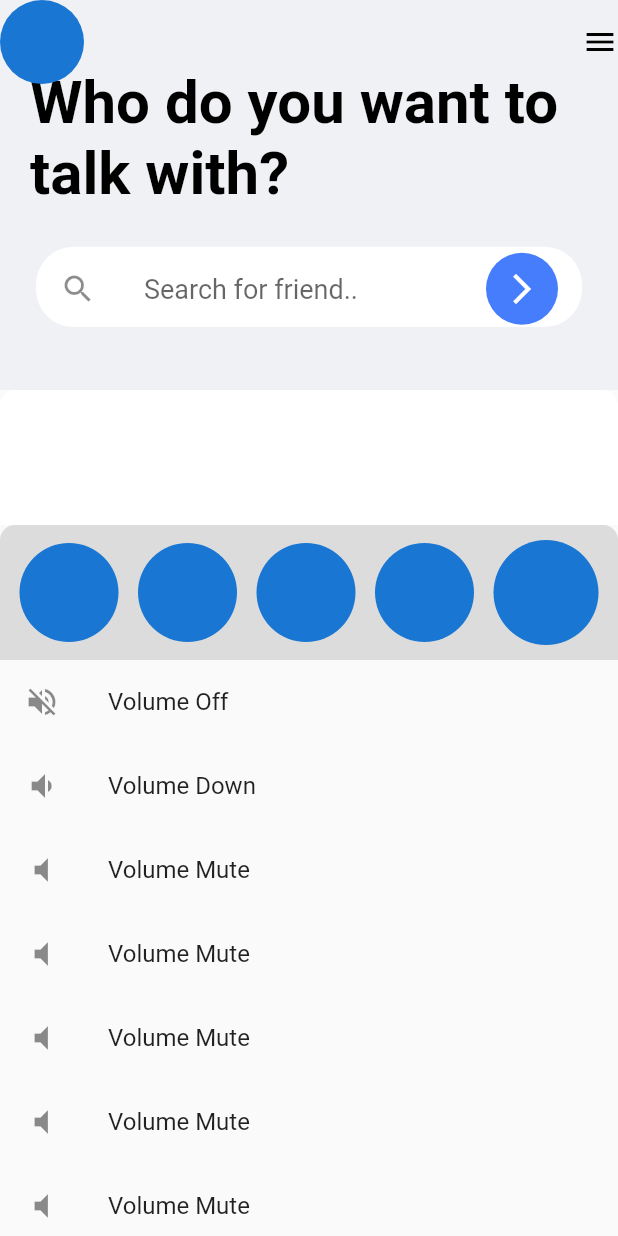
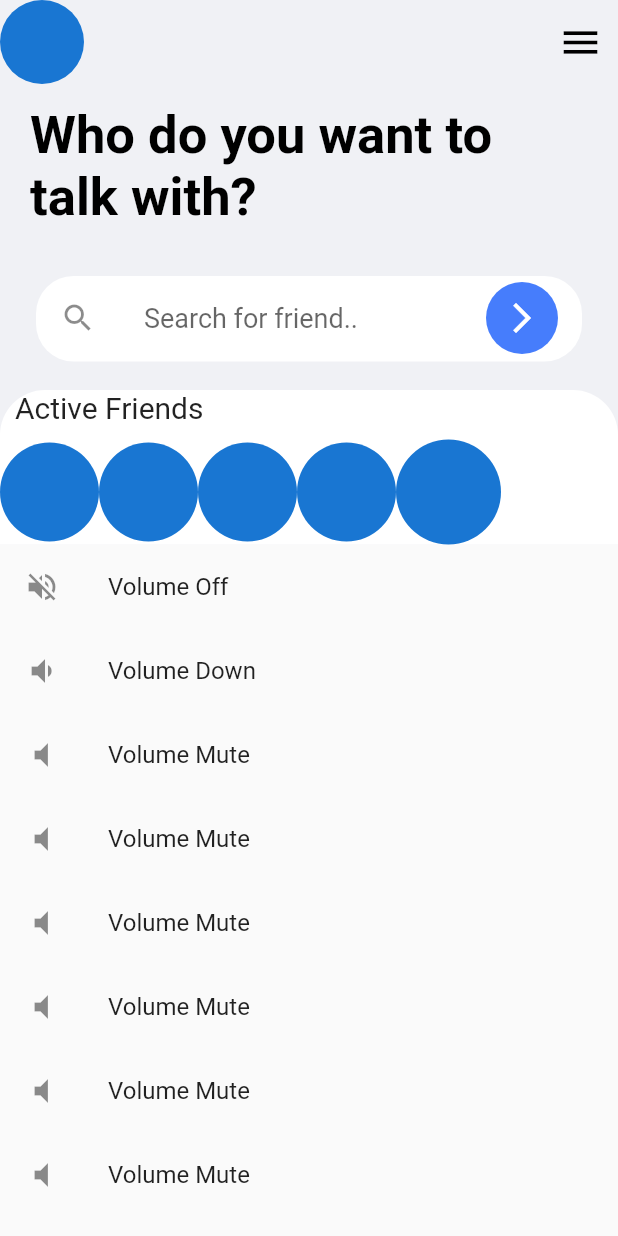
Before and after one commit to Harishwarrior/chat_app, a Flutter app: the screen it shows after launch, on a phone screen of 412 x 824 dp. Run offline on Flutter 3.47's test engine with Material 2 defaults, Android fonts, the phone set to English and light mode, and no system bars.

Commit message:
added container for rounded edges

```diff
--- a/lib/home_view.dart
+++ b/lib/home_view.dart
@@ -19,16 +19,20 @@ class _HomePageState extends State<HomePage> {
               ),
               actions: [
                 Icon(
-                  Icons.menu,
+                  Icons.menu_outlined,
                   color: Colors.black,
+                  size: 30.0,
                 ),
+                SizedBox(
+                  width: 10.0,
+                )
               ],
               floating: true,
               flexibleSpace: PreferredSize(
                 preferredSize: Size.fromHeight(50.0),
                 child: Padding(
                   padding: const EdgeInsets.only(
-                      left: 20.0, right: 20.0, top: 45.0, bottom: 20.0),
+                      left: 20.0, right: 20.0, top: 70.0, bottom: 0.0),
                   child: Column(
                     mainAxisAlignment: MainAxisAlignment.spaceEvenly,
                     children: [
@@ -38,14 +42,14 @@ class _HomePageState extends State<HomePage> {
                           style: TextStyle(
                             color: Colors.black,
                             fontWeight: FontWeight.w700,
-                            fontSize: 40.0,
+                            fontSize: 35.0,
                           ),
                         ),
                       ),
                       Expanded(
                         child: Padding(
                           padding: const EdgeInsets.symmetric(
-                              vertical: 18.0, horizontal: 0.0),
+                              vertical: 15.0, horizontal: 0.0),
                           child: Card(
                             shape: RoundedRectangleBorder(
                               borderRadius: BorderRadius.circular(25.0),
@@ -89,25 +93,33 @@ class _HomePageState extends State<HomePage> {
               backgroundColor: const Color(0xfff0f1f5),
               expandedHeight: 260.0,
             ),
-            SliverList(
+            Container(
+              child: SliverList(
                 delegate: SliverChildListDelegate([
                   Container(
-                  height: 90.0,
+                    decoration: BoxDecoration(
+                      color: Color(0xfff0f1f5),
+                    ),
+                    child: Container(
                       decoration: BoxDecoration(
                           color: Colors.white,
                           borderRadius: BorderRadius.only(
-                          topLeft: Radius.circular(10.0),
-                          topRight: Radius.circular(10.0))),
+                              topLeft: Radius.circular(30.0),
+                              topRight: Radius.circular(30.0))),
+                      child: Column(
+                        crossAxisAlignment: CrossAxisAlignment.start,
+                        children: [
+                          Padding(
+                            padding:
+                                const EdgeInsets.only(left: 10.0, bottom: 10.0),
+                            child: Text(
+                              'Active Friends',
+                              style: TextStyle(fontSize: 20.0),
                             ),
-                Container(
-                  height: 90.0,
-                  decoration: BoxDecoration(
-                      color: Colors.black12,
-                      borderRadius: BorderRadius.only(
-                          topLeft: Radius.circular(10.0),
-                          topRight: Radius.circular(10.0))),
+                          ),
+                          SingleChildScrollView(
+                            scrollDirection: Axis.horizontal,
                             child: Row(
-                    mainAxisAlignment: MainAxisAlignment.spaceEvenly,
                               children: [
                                 CircleAvatar(
                                   radius: 33.0,
@@ -127,10 +139,13 @@ class _HomePageState extends State<HomePage> {
                               ],
                             ),
                           ),
+                        ],
+                      ),
+                    ),
+                  ),
                   ListTile(
                       leading: Icon(Icons.volume_off),
-                  title: Text("Volume Off"),
-                ),
+                      title: Text("Volume Off")),
                   ListTile(
                       leading: Icon(Icons.volume_down),
                       title: Text("Volume Down")),
@@ -204,7 +219,8 @@ class _HomePageState extends State<HomePage> {
                       leading: Icon(Icons.volume_down),
                       title: Text("Volume Down")),
                 ]),
-            )
+              ),
+            ),
           ],
         ),
       ),
```
Lines whose indentation alone changed are shown as unchanged.
